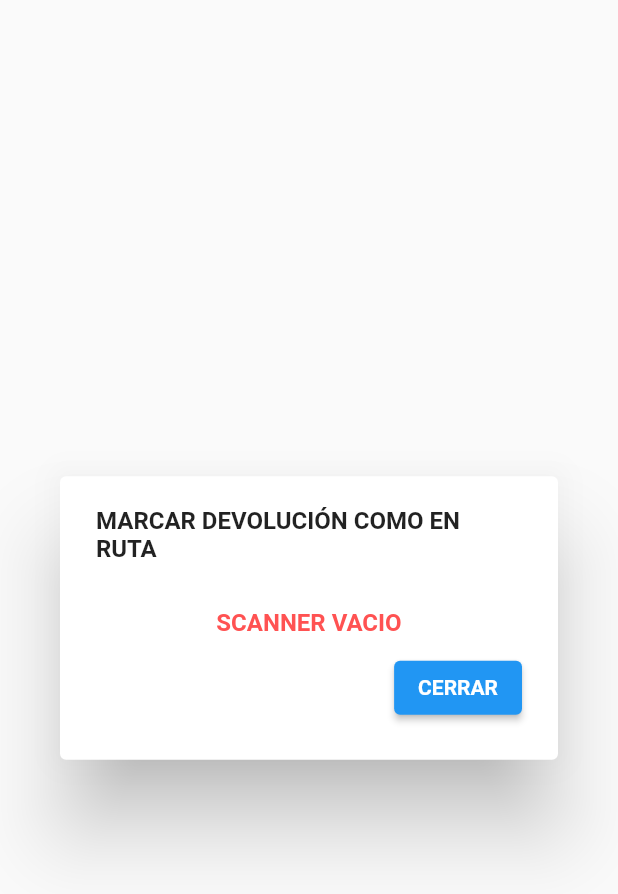
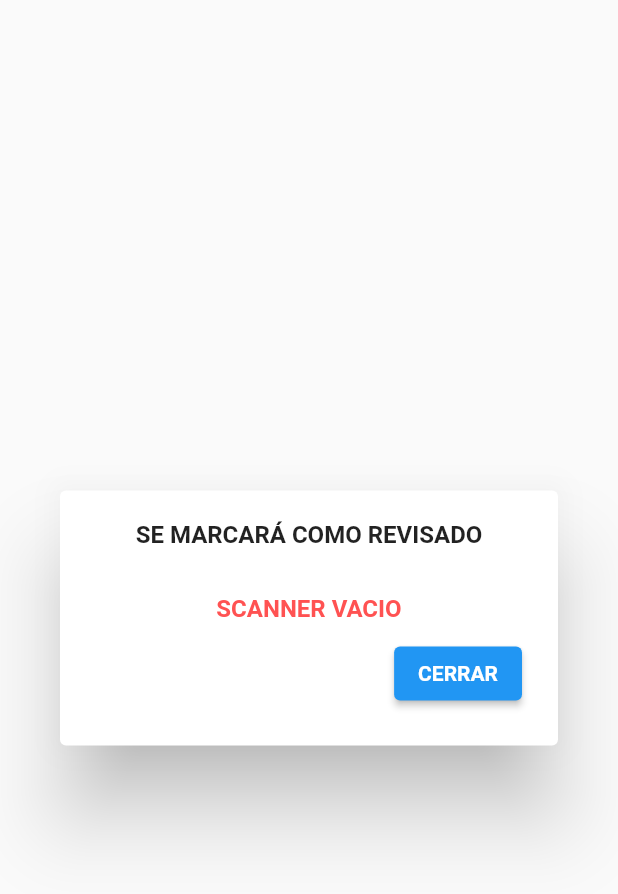
Before and after one commit to AlexRDiaz/easy_ecommerce, a Flutter app: the ScannerOrdersPrv widget shown alone on an empty page, opened directly, on a phone screen of 412 x 824 dp. Shown: the top 894 px of the screen. Run offline on Flutter 3.47's test engine with Material 2 defaults, Android fonts, the phone set to English and light mode, and no system bars; our stand-ins replace awesome_dialog, barcode_widget, calendar_date_picker2, data_table_2, dropdown_button2, get and 10 more; missing offline and left inert: d_chart, dart:js, dart:js_util, flutter_barcode_listener, number_paginator, qr and 1 more; accounts and stored records are empty; network calls fail.

Commit message:
finish codebar change revisdo status

```diff
--- a/lib/ui/transport/my_orders_prv/scanner_orders_prv.dart
+++ b/lib/ui/transport/my_orders_prv/scanner_orders_prv.dart
@@ -53,7 +53,7 @@ class _ScannerOrdersPrvState extends State<ScannerOrdersPrv> {
                   mainAxisAlignment: MainAxisAlignment.center,
                   crossAxisAlignment: CrossAxisAlignment.center,
                   children: <Widget>[
-                    Text("MARCAR DEVOLUCIÓN COMO EN RUTA",
+                    Text("SE MARCARÁ COMO REVISADO",
                         style: TextStyle(fontWeight: FontWeight.bold)),
                     SizedBox(
                       height: 30,
```
